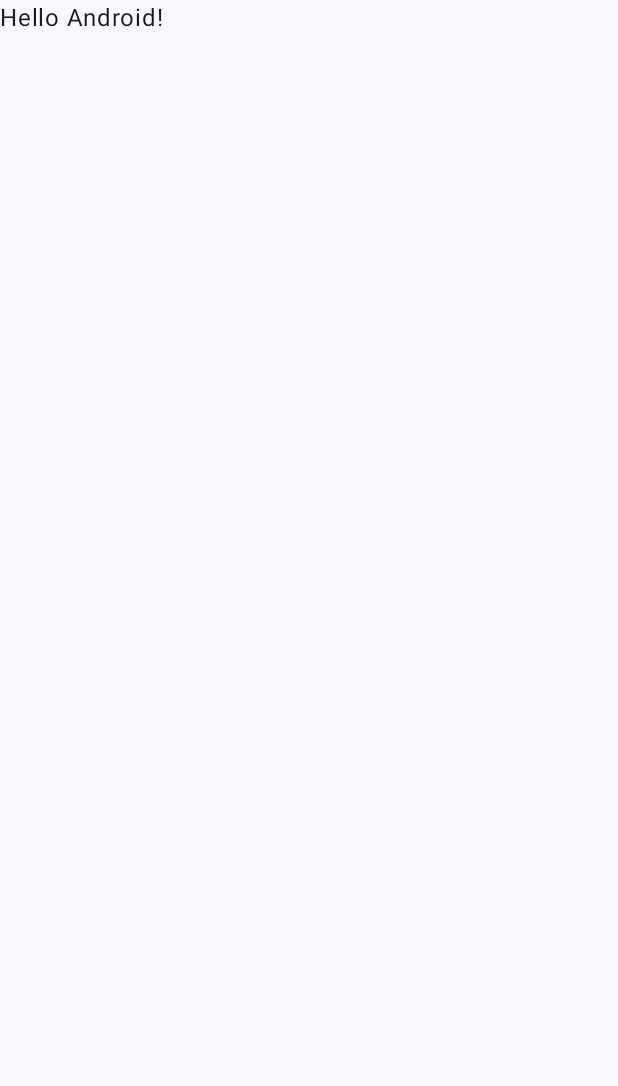
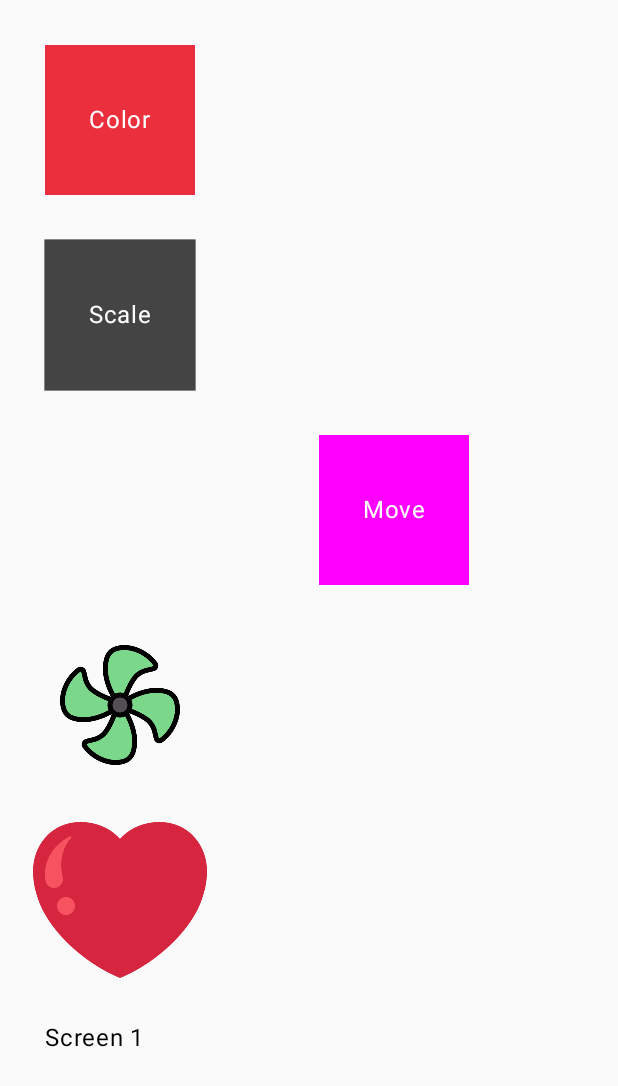
Before and after one commit to nisaefendioglu/JetpackComposeAnimations, an Android app built with Jetpack Compose: the screen it shows after launch (MainActivity), on a phone screen of 412 x 824 dp. Before the commit the part shown is almost empty. Shown: the top 1086 px of the screen. Run offline under Robolectric (Android 15) with nearby library versions, the phone set to English and light mode, and no system bars.

Commit message:
Add animation examples

```diff
--- /dev/null
+++ b/app/src/main/java/com/nisaefendioglu/composeanimations/AnimationExamples.kt
@@ -0,0 +1,188 @@
+package com.nisaefendioglu.composeanimations
+
+import androidx.compose.animation.Animatable
+import androidx.compose.animation.Crossfade
+import androidx.compose.animation.core.Animatable
+import androidx.compose.animation.core.FastOutSlowInEasing
+import androidx.compose.animation.core.LinearEasing
+import androidx.compose.animation.core.RepeatMode
+import androidx.compose.animation.core.tween
+import androidx.compose.animation.core.animateFloatAsState
+import androidx.compose.animation.core.infiniteRepeatable
+import androidx.compose.foundation.background
+import androidx.compose.foundation.clickable
+import androidx.compose.foundation.layout.*
+import androidx.compose.foundation.layout.Box
+import androidx.compose.foundation.layout.size
+import androidx.compose.foundation.layout.fillMaxWidth
+import androidx.compose.foundation.layout.padding
+import androidx.compose.material3.Icon
+import androidx.compose.runtime.*
+import androidx.compose.ui.Alignment
+import androidx.compose.ui.Modifier
+import androidx.compose.ui.draw.rotate
+import androidx.compose.ui.draw.scale
+import androidx.compose.ui.graphics.Color
+import androidx.compose.ui.res.painterResource
+import androidx.compose.ui.unit.dp
+import androidx.compose.material3.Text
+
+@Composable
+fun AnimationExamples() {
+    Column(
+        modifier = Modifier
+            .fillMaxWidth()
+            .padding(30.dp),
+        verticalArrangement = Arrangement.spacedBy(30.dp)
+    ) {
+        ColorChangeAnimation()
+        ScaleAnimation()
+        MoveAnimation()
+        FanAnimation()
+        HeartbeatAnimation()
+        CrossfadeAnimation()
+    }
+}
+
+@Composable
+fun ColorChangeAnimation() {
+    val backgroundColor = remember { Animatable(Color.Blue) }
+
+    LaunchedEffect(Unit) {
+        while (true) {
+            backgroundColor.animateTo(
+                targetValue = Color.Red,
+                animationSpec = tween(durationMillis = 1000)
+            )
+            backgroundColor.animateTo(
+                targetValue = Color.Blue,
+                animationSpec = tween(durationMillis = 1000)
+            )
+        }
+    }
+
+    Box(
+        modifier = Modifier
+            .size(100.dp)
+            .background(backgroundColor.value),
+        contentAlignment = Alignment.Center
+    ) {
+        Text("Color", color = Color.White)
+    }
+}
+
+@Composable
+fun ScaleAnimation() {
+    val scale = remember { Animatable(1f) }
+
+    LaunchedEffect(Unit) {
+        while (true) {
+            scale.animateTo(
+                targetValue = 1.5f,
+                animationSpec = tween(durationMillis = 500)
+            )
+            scale.animateTo(
+                targetValue = 1f,
+                animationSpec = tween(durationMillis = 500)
+            )
+        }
+    }
+
+    Box(
+        modifier = Modifier
+            .size(100.dp)
+            .scale(scale.value)
+            .background(Color.DarkGray),
+        contentAlignment = Alignment.Center
+    ) {
+        Text("Scale", color = Color.White)
+    }
+}
+
+@Composable
+fun MoveAnimation() {
+    val offsetX = remember { Animatable(0f) }
+
+    LaunchedEffect(Unit) {
+        while (true) {
+            offsetX.animateTo(
+                targetValue = 200f,
+                animationSpec = tween(durationMillis = 1000)
+            )
+            offsetX.animateTo(
+                targetValue = 0f,
+                animationSpec = tween(durationMillis = 1000)
+            )
+        }
+    }
+
+    Box(
+        modifier = Modifier
+            .size(100.dp)
+            .offset(x = offsetX.value.dp)
+            .background(Color.Magenta),
+        contentAlignment = Alignment.Center
+    ) {
+        Text("Move", color = Color.White)
+    }
+}
+
+@Composable
+fun FanAnimation() {
+    var isRotating by remember { mutableStateOf(false) }
+
+    val rotation by animateFloatAsState(
+        targetValue = if (isRotating) 360f else 0f,
+        animationSpec = infiniteRepeatable(
+            animation = tween(durationMillis = 2000, easing = LinearEasing),
+            repeatMode = RepeatMode.Restart
+        ), label = "FanAnimation"
+    )
+
+    Icon(
+        painter = painterResource(id = R.drawable.ic_fan),
+        contentDescription = "Fan",
+        modifier = Modifier
+            .size(100.dp)
+            .clickable { isRotating = !isRotating }
+            .rotate(rotation),
+        tint = Color.Unspecified
+    )
+}
+
+@Composable
+fun HeartbeatAnimation() {
+    var isBeating by remember { mutableStateOf(true) }
+
+    val scale by animateFloatAsState(
+        targetValue = if (isBeating) 1.2f else 1f,
+        animationSpec = infiniteRepeatable(
+            animation = tween(durationMillis = 700, easing = FastOutSlowInEasing),
+            repeatMode = RepeatMode.Reverse
+        ), label = "HeartbeatAnimation"
+    )
+
+    Icon(
+        painter = painterResource(id = R.drawable.ic_heart),
+        contentDescription = "Heart",
+        modifier = Modifier
+            .size(100.dp)
+            .scale(scale)
+            .clickable { isBeating = !isBeating },
+        tint = Color.Unspecified
+
+    )
+}
+
+@Composable
+fun CrossfadeAnimation() {
+    var isFirst by remember { mutableStateOf(true) }
+
+    Crossfade(targetState = isFirst, label = "CrossfadeAnimation") { screen ->
+        if (screen) {
+            Text("Screen 1", modifier = Modifier.clickable { isFirst = !isFirst })
+        } else {
+            Text("Screen 2", modifier = Modifier.clickable { isFirst = !isFirst })
+        }
+    }
+}
--- a/app/src/main/java/com/nisaefendioglu/composeanimations/MainActivity.kt
+++ b/app/src/main/java/com/nisaefendioglu/composeanimations/MainActivity.kt
@@ -4,13 +4,6 @@ import android.os.Bundle
 import androidx.activity.ComponentActivity
 import androidx.activity.compose.setContent
 import androidx.activity.enableEdgeToEdge
-import androidx.compose.foundation.layout.fillMaxSize
-import androidx.compose.foundation.layout.padding
-import androidx.compose.material3.Scaffold
-import androidx.compose.material3.Text
-import androidx.compose.runtime.Composable
-import androidx.compose.ui.Modifier
-import androidx.compose.ui.tooling.preview.Preview
 import com.nisaefendioglu.composeanimations.ui.theme.ComposeAnimationsTheme
 
 class MainActivity : ComponentActivity() {
@@ -19,29 +12,8 @@ class MainActivity : ComponentActivity() {
         enableEdgeToEdge()
         setContent {
             ComposeAnimationsTheme {
-                Scaffold(modifier = Modifier.fillMaxSize()) { innerPadding ->
-                    Greeting(
-                        name = "Android",
-                        modifier = Modifier.padding(innerPadding)
-                    )
-                }
+                    AnimationExamples()
             }
         }
     }
 }
-
-@Composable
-fun Greeting(name: String, modifier: Modifier = Modifier) {
-    Text(
-        text = "Hello $name!",
-        modifier = modifier
-    )
-}
-
-@Preview(showBackground = true)
-@Composable
-fun GreetingPreview() {
-    ComposeAnimationsTheme {
-        Greeting("Android")
-    }
-}
```
Also changed, not shown: app/src/main/res/drawable/ic_fan.png (added), app/src/main/res/drawable/ic_heart.png (added).
